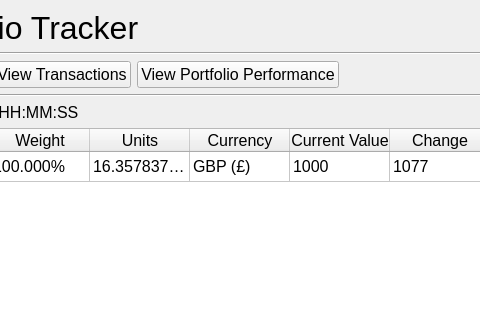
Old version of the form src/ui/main_window.ui in the repository IsaacCheng9/trading-portfolio-tracker; both pictures show x 221 to 701 and y 0 to 327 of the 1000 by 600 pixel window.
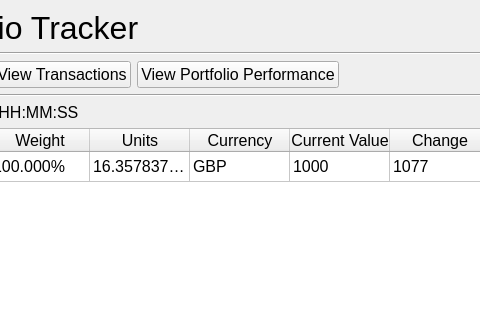
New version of the form.

Commit message: Fix inconsistent currency display

```diff
--- a/src/ui/main_window.ui
+++ b/src/ui/main_window.ui
@@ -235,7 +235,7 @@
        </item>
        <item row="0" column="4">
         <property name="text">
-         <string>GBP (£)</string>
+         <string>GBP</string>
         </property>
        </item>
        <item row="0" column="5">
```
The commit also changes 1 other file.
